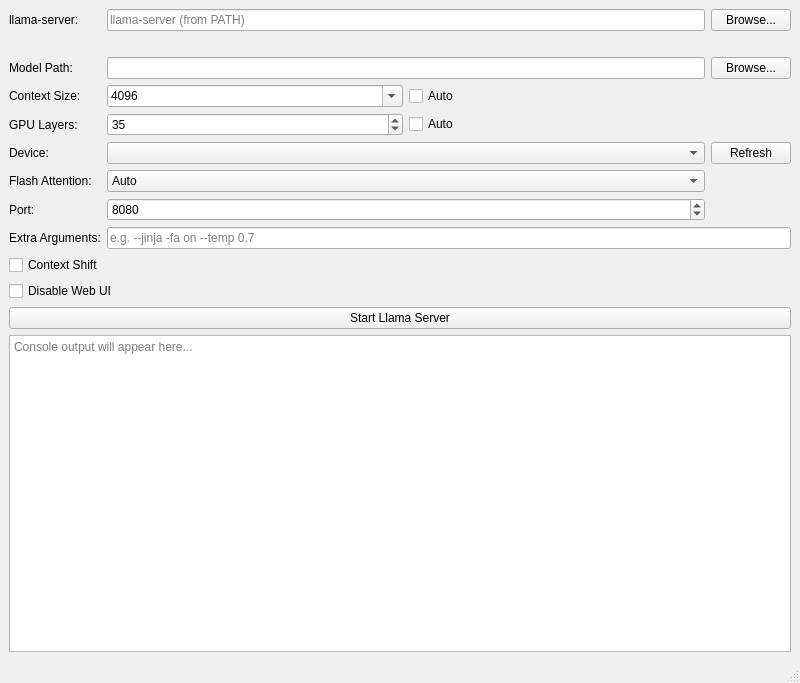
Old version of the form mainwindow.ui in the repository 43v3r-y0ung/Llama-launcher.
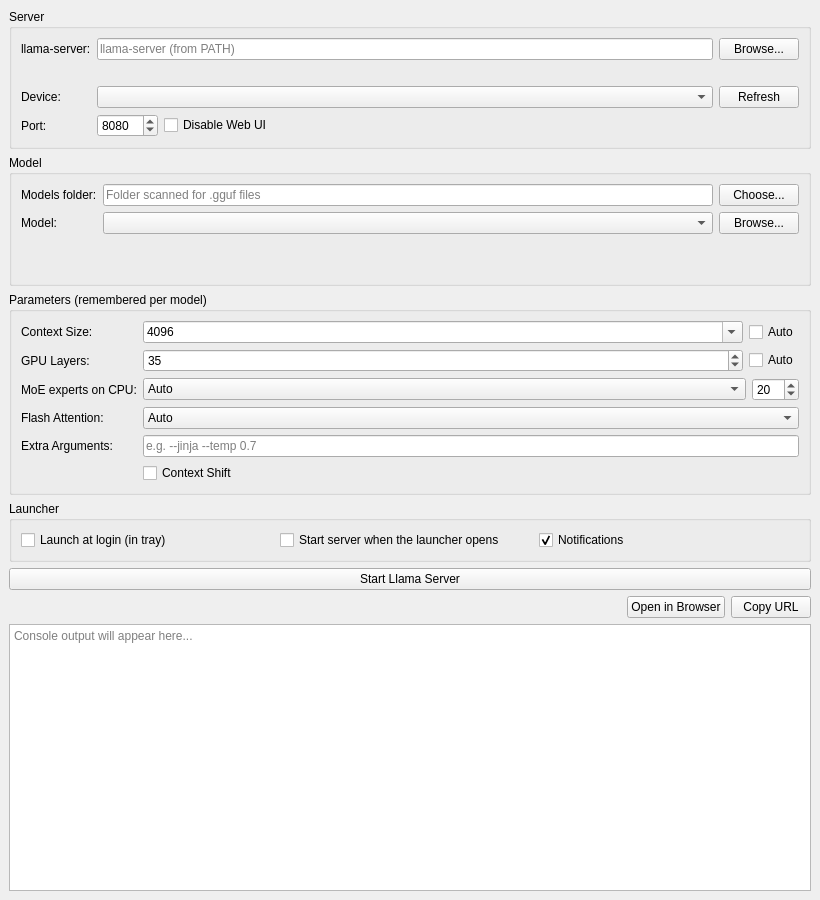
New version of the form.

Commit message: Model list, per-model settings, MoE offload, status line, notifications, autostart, Ukrainian UI

```diff
--- a/mainwindow.ui
+++ b/mainwindow.ui
@@ -6,8 +6,8 @@
    <rect>
     <x>0</x>
     <y>0</y>
-    <width>800</width>
-    <height>683</height>
+    <width>820</width>
+    <height>900</height>
    </rect>
   </property>
   <property name="windowTitle">
@@ -16,7 +16,11 @@
   <widget class="QWidget" name="centralwidget">
    <layout class="QVBoxLayout" name="verticalLayout">
     <item>
-     <layout class="QGridLayout" name="gridLayout">
+     <widget class="QGroupBox" name="serverGroup">
+      <property name="title">
+       <string>Server</string>
+      </property>
+      <layout class="QGridLayout" name="serverGrid">
       <item row="0" column="0">
        <widget class="QLabel" name="labelServer">
         <property name="text">
@@ -49,34 +53,158 @@
         <property name="textInteractionFlags">
          <set>Qt::TextInteractionFlag::TextSelectableByMouse</set>
         </property>
+         <property name="textFormat">
+          <enum>Qt::TextFormat::RichText</enum>
+         </property>
        </widget>
       </item>
       <item row="2" column="0">
-       <widget class="QLabel" name="label">
+        <widget class="QLabel" name="labelDevice">
         <property name="text">
-         <string>Model Path:</string>
+          <string>Device:</string>
         </property>
        </widget>
       </item>
       <item row="2" column="1">
-       <widget class="QLineEdit" name="modelPathEdit"/>
+        <widget class="QComboBox" name="deviceCombo">
+         <property name="toolTip">
+          <string>Device used for offloading (passed as --device). "All GPUs" lets llama-server split the model across every detected device, which is usually slower when one of them is an integrated GPU.</string>
+         </property>
+        </widget>
       </item>
       <item row="2" column="2">
+        <widget class="QPushButton" name="refreshDevicesButton">
+         <property name="text">
+          <string>Refresh</string>
+         </property>
+        </widget>
+       </item>
+       <item row="3" column="0">
+        <widget class="QLabel" name="label_4">
+         <property name="text">
+          <string>Port:</string>
+         </property>
+        </widget>
+       </item>
+       <item row="3" column="1">
+        <layout class="QHBoxLayout" name="portLayout" stretch="0,1">
+         <item>
+          <widget class="QSpinBox" name="portSpin">
+           <property name="minimum">
+            <number>1</number>
+           </property>
+           <property name="maximum">
+            <number>65535</number>
+           </property>
+           <property name="value">
+            <number>8080</number>
+           </property>
+          </widget>
+         </item>
+         <item>
+          <widget class="QCheckBox" name="noUiCheck">
+           <property name="text">
+            <string>Disable Web UI</string>
+           </property>
+          </widget>
+         </item>
+        </layout>
+       </item>
+      </layout>
+     </widget>
+    </item>
+    <item>
+     <widget class="QGroupBox" name="modelGroup">
+      <property name="title">
+       <string>Model</string>
+      </property>
+      <layout class="QGridLayout" name="modelGrid">
+       <item row="0" column="0">
+        <widget class="QLabel" name="labelModelsDir">
+         <property name="text">
+          <string>Models folder:</string>
+         </property>
+        </widget>
+       </item>
+       <item row="0" column="1">
+        <widget class="QLineEdit" name="modelsDirEdit">
+         <property name="placeholderText">
+          <string>Folder scanned for .gguf files</string>
+         </property>
+        </widget>
+       </item>
+       <item row="0" column="2">
+        <widget class="QPushButton" name="modelsDirButton">
+         <property name="text">
+          <string>Choose...</string>
+         </property>
+        </widget>
+       </item>
+       <item row="1" column="0">
+        <widget class="QLabel" name="label">
+         <property name="text">
+          <string>Model:</string>
+         </property>
+        </widget>
+       </item>
+       <item row="1" column="1">
+        <widget class="QComboBox" name="modelCombo">
+         <property name="toolTip">
+          <string>Models found in the models folder plus recently used ones. Settings below are remembered per model.</string>
+         </property>
+        </widget>
+       </item>
+       <item row="1" column="2">
        <widget class="QPushButton" name="browseButton">
         <property name="text">
          <string>Browse...</string>
         </property>
        </widget>
       </item>
-      <item row="3" column="0">
+       <item row="2" column="1" colspan="2">
+        <widget class="QLabel" name="modelInfoLabel">
+         <property name="text">
+          <string/>
+         </property>
+         <property name="wordWrap">
+          <bool>true</bool>
+         </property>
+         <property name="textFormat">
+          <enum>Qt::TextFormat::RichText</enum>
+         </property>
+        </widget>
+       </item>
+       <item row="3" column="1" colspan="2">
+        <widget class="QLabel" name="fitWarningLabel">
+         <property name="text">
+          <string/>
+         </property>
+         <property name="wordWrap">
+          <bool>true</bool>
+         </property>
+         <property name="textFormat">
+          <enum>Qt::TextFormat::RichText</enum>
+         </property>
+        </widget>
+       </item>
+      </layout>
+     </widget>
+    </item>
+    <item>
+     <widget class="QGroupBox" name="paramsGroup">
+      <property name="title">
+       <string>Parameters (remembered per model)</string>
+      </property>
+      <layout class="QGridLayout" name="paramsGrid">
+       <item row="0" column="0">
        <widget class="QLabel" name="label_2">
         <property name="text">
          <string>Context Size:</string>
         </property>
        </widget>
       </item>
-      <item row="3" column="1">
-       <layout class="QHBoxLayout" name="horizontalLayout_2">
+       <item row="0" column="1">
+        <layout class="QHBoxLayout" name="contextLayout" stretch="1,0">
         <item>
          <widget class="QComboBox" name="contextSizeCombo">
           <property name="editable">
@@ -123,15 +251,15 @@
         </item>
        </layout>
       </item>
-      <item row="4" column="0">
+       <item row="1" column="0">
        <widget class="QLabel" name="label_3">
         <property name="text">
          <string>GPU Layers:</string>
         </property>
        </widget>
       </item>
-      <item row="4" column="1">
-       <layout class="QHBoxLayout" name="horizontalLayout">
+       <item row="1" column="1">
+        <layout class="QHBoxLayout" name="gpuLayout" stretch="1,0">
         <item>
          <widget class="QSpinBox" name="gpuLayersSpin">
           <property name="maximum">
@@ -151,35 +279,60 @@
         </item>
        </layout>
       </item>
-      <item row="5" column="0">
-       <widget class="QLabel" name="labelDevice">
+       <item row="2" column="0">
+        <widget class="QLabel" name="labelMoe">
         <property name="text">
-         <string>Device:</string>
+          <string>MoE experts on CPU:</string>
         </property>
        </widget>
       </item>
-      <item row="5" column="1">
-       <widget class="QComboBox" name="deviceCombo">
+       <item row="2" column="1">
+        <layout class="QHBoxLayout" name="moeLayout" stretch="1,0">
+         <item>
+          <widget class="QComboBox" name="moeModeCombo">
         <property name="toolTip">
-         <string>GPU used for offloading (passed as --device). "All GPUs" lets llama-server split the model across every detected device.</string>
-        </property>
-       </widget>
-      </item>
-      <item row="5" column="2">
-       <widget class="QPushButton" name="refreshDevicesButton">
+            <string>For Mixture-of-Experts models: keep expert weights in system RAM so the rest of the model fits into VRAM. Auto leaves the decision to --fit.</string>
+           </property>
+           <item>
+            <property name="text">
+             <string>Auto</string>
+            </property>
+           </item>
+           <item>
         <property name="text">
-         <string>Refresh</string>
-        </property>
-       </widget>
-      </item>
-      <item row="6" column="0">
+             <string>All experts (--cpu-moe)</string>
+            </property>
+           </item>
+           <item>
+            <property name="text">
+             <string>First N layers (--n-cpu-moe)</string>
+            </property>
+           </item>
+          </widget>
+         </item>
+         <item>
+          <widget class="QSpinBox" name="moeLayersSpin">
+           <property name="minimum">
+            <number>1</number>
+           </property>
+           <property name="maximum">
+            <number>999</number>
+           </property>
+           <property name="value">
+            <number>20</number>
+           </property>
+          </widget>
+         </item>
+        </layout>
+       </item>
+       <item row="3" column="0">
        <widget class="QLabel" name="labelFlashAttn">
         <property name="text">
          <string>Flash Attention:</string>
         </property>
        </widget>
       </item>
-      <item row="6" column="1">
+       <item row="3" column="1">
        <widget class="QComboBox" name="flashAttnCombo">
         <item>
          <property name="text">
@@ -198,58 +351,72 @@
         </item>
        </widget>
       </item>
-      <item row="7" column="0">
-       <widget class="QLabel" name="label_4">
-        <property name="text">
-         <string>Port:</string>
-        </property>
-       </widget>
-      </item>
-      <item row="7" column="1">
-       <widget class="QSpinBox" name="portSpin">
-        <property name="minimum">
-         <number>1</number>
-        </property>
-        <property name="maximum">
-         <number>65535</number>
-        </property>
-        <property name="value">
-         <number>8080</number>
-        </property>
-       </widget>
-      </item>
-      <item row="8" column="0">
+       <item row="4" column="0">
        <widget class="QLabel" name="label_5">
         <property name="text">
          <string>Extra Arguments:</string>
         </property>
        </widget>
       </item>
-      <item row="8" column="1" colspan="2">
+       <item row="4" column="1">
        <widget class="QLineEdit" name="extraArgsEdit">
         <property name="placeholderText">
-         <string>e.g. --jinja -fa on --temp 0.7</string>
+          <string>e.g. --jinja --temp 0.7</string>
         </property>
         <property name="toolTip">
          <string>Additional llama-server arguments, appended as-is. Quotes are supported.</string>
         </property>
        </widget>
       </item>
-      <item row="9" column="0" colspan="2">
+       <item row="5" column="1">
        <widget class="QCheckBox" name="ctxShiftCheck">
         <property name="text">
          <string>Context Shift</string>
         </property>
        </widget>
       </item>
-      <item row="10" column="0" colspan="2">
-       <widget class="QCheckBox" name="noUiCheck">
+      </layout>
+     </widget>
+    </item>
+    <item>
+     <widget class="QGroupBox" name="launcherGroup">
+      <property name="title">
+       <string>Launcher</string>
+      </property>
+      <layout class="QHBoxLayout" name="launcherLayout">
+       <item>
+        <widget class="QCheckBox" name="launchAtLoginCheck">
         <property name="text">
-         <string>Disable Web UI</string>
+          <string>Launch at login (in tray)</string>
         </property>
        </widget>
       </item>
-     </layout>
+       <item>
+        <widget class="QCheckBox" name="autoStartServerCheck">
+         <property name="text">
+          <string>Start server when the launcher opens</string>
+         </property>
+        </widget>
+       </item>
+       <item>
+        <widget class="QCheckBox" name="notificationsCheck">
+         <property name="text">
+          <string>Notifications</string>
+         </property>
+         <property name="checked">
+          <bool>true</bool>
+         </property>
+        </widget>
+       </item>
+       <item>
+        <spacer name="launcherSpacer">
+         <property name="orientation">
+          <enum>Qt::Orientation::Horizontal</enum>
+         </property>
+        </spacer>
+       </item>
+      </layout>
+     </widget>
     </item>
     <item>
      <widget class="QPushButton" name="startButton">
@@ -258,6 +425,37 @@
       </property>
      </widget>
     </item>
+    <item>
+     <layout class="QHBoxLayout" name="statusLayout" stretch="1,0,0">
+      <item>
+       <widget class="QLabel" name="statusLabel">
+        <property name="text">
+         <string/>
+        </property>
+        <property name="textFormat">
+         <enum>Qt::TextFormat::RichText</enum>
+        </property>
+        <property name="textInteractionFlags">
+         <set>Qt::TextInteractionFlag::TextBrowserInteraction</set>
+        </property>
+       </widget>
+      </item>
+      <item>
+       <widget class="QPushButton" name="openBrowserButton">
+        <property name="text">
+         <string>Open in Browser</string>
+        </property>
+       </widget>
+      </item>
+      <item>
+       <widget class="QPushButton" name="copyUrlButton">
+        <property name="text">
+         <string>Copy URL</string>
+        </property>
+       </widget>
+      </item>
+     </layout>
+    </item>
     <item>
      <widget class="QPlainTextEdit" name="consoleOutput">
       <property name="readOnly">
@@ -270,17 +468,6 @@
     </item>
    </layout>
   </widget>
-  <widget class="QMenuBar" name="menubar">
-   <property name="geometry">
-    <rect>
-     <x>0</x>
-     <y>0</y>
-     <width>800</width>
-     <height>30</height>
-    </rect>
-   </property>
-  </widget>
-  <widget class="QStatusBar" name="statusbar"/>
  </widget>
  <resources/>
  <connections/>
```
Left out of the diff: 23 changed lines with no effect on the pictures. Lines whose indentation alone changed are shown as unchanged. The commit also changes 8 other files.
